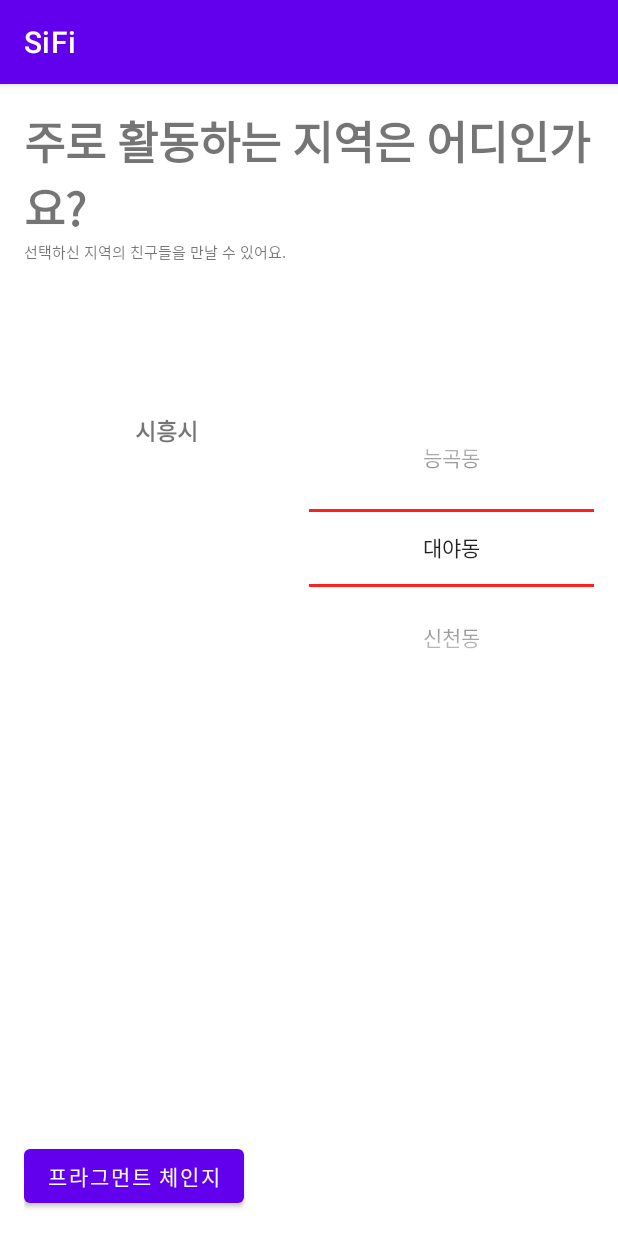
After one commit to Half-Study/SiFi, an Android app: the fragment ActivityRegionFragment placed in its activity, on a phone screen of 412 x 824 dp. The commit adds this screen. Run offline under Robolectric (Android 15) with nearby library versions, the phone set to English and light mode, and no system bars.

Commit message:
feat: ActicityRegionFragment publishing

```diff
--- a/app/build.gradle
+++ b/app/build.gradle
@@ -44,4 +44,7 @@ dependencies {
     testImplementation 'junit:junit:4.13.2'
     androidTestImplementation 'androidx.test.ext:junit:1.1.5'
     androidTestImplementation 'androidx.test.espresso:espresso-core:3.5.1'
+
+    implementation 'androidx.viewpager2:viewpager2:1.0.0'
+
 }
--- /dev/null
+++ b/app/src/main/java/com/example/sifi/ActivityRegionFragment.kt
@@ -0,0 +1,70 @@
+package com.example.sifi
+
+import android.content.AbstractThreadedSyncAdapter
+import android.os.Bundle
+import androidx.fragment.app.Fragment
+import android.view.LayoutInflater
+import android.view.View
+import android.view.ViewGroup
+import android.widget.Toast
+import androidx.recyclerview.widget.RecyclerView
+import androidx.viewpager2.widget.ViewPager2
+import com.example.sifi.databinding.FragmentActivityRegionBinding
+
+class ActivityRegionFragment : Fragment() {
+    //    lateinit var adapter: RecyclerView.Adapter<ViewPagerAdapter.PagerViewHolder>
+    lateinit var binding: FragmentActivityRegionBinding
+
+    override fun onCreate(savedInstanceState: Bundle?) {
+        super.onCreate(savedInstanceState)
+        arguments?.let {
+
+        }
+    }
+
+    override fun onCreateView(
+        inflater: LayoutInflater, container: ViewGroup?,
+        savedInstanceState: Bundle?
+    ): View {
+        binding = FragmentActivityRegionBinding.inflate(inflater, container, false)
+        setupNumberPickerForStringValues()
+        return binding.root
+    }
+
+    private fun setupNumberPickerForStringValues() {
+        val numberPicker = binding.numberPicker
+        val list = getRegionList()
+        numberPicker.also {
+            it.minValue = 0
+            it.maxValue = list.size - 1
+            it.displayedValues = list
+            it.wrapSelectorWheel = true
+            it.setOnValueChangedListener { picker, oldVal, newVal ->
+                val text = "Changed from " + list[oldVal] + " to " + list[newVal]
+                Toast.makeText(context, text, Toast.LENGTH_SHORT).show()
+            }
+        }
+    }
+
+    private fun getRegionList(): Array<String> = arrayOf(
+        getString(R.string.activityRegion_fragment_region1),
+        getString(R.string.activityRegion_fragment_region2),
+        getString(R.string.activityRegion_fragment_region3),
+        getString(R.string.activityRegion_fragment_region4),
+        getString(R.string.activityRegion_fragment_region5),
+        getString(R.string.activityRegion_fragment_region6),
+        getString(R.string.activityRegion_fragment_region7),
+        getString(R.string.activityRegion_fragment_region8),
+        getString(R.string.activityRegion_fragment_region9),
+        getString(R.string.activityRegion_fragment_region10),
+        getString(R.string.activityRegion_fragment_region11),
+        getString(R.string.activityRegion_fragment_region12),
+        getString(R.string.activityRegion_fragment_region13),
+        getString(R.string.activityRegion_fragment_region14),
+        getString(R.string.activityRegion_fragment_region15),
+        getString(R.string.activityRegion_fragment_region16),
+        getString(R.string.activityRegion_fragment_region17),
+        getString(R.string.activityRegion_fragment_region18),
+        getString(R.string.activityRegion_fragment_region19)
+    )
+}
--- a/app/src/main/java/com/example/sifi/MainActivity.kt
+++ b/app/src/main/java/com/example/sifi/MainActivity.kt
@@ -2,6 +2,7 @@ package com.example.sifi
 
 import androidx.appcompat.app.AppCompatActivity
 import android.os.Bundle
+import androidx.viewpager2.widget.ViewPager2
 import com.example.sifi.databinding.ActivityMainBinding
 
 class MainActivity : AppCompatActivity() {
@@ -21,8 +22,11 @@ class MainActivity : AppCompatActivity() {
     }
 
     private fun changeFragment() {
+//        val transaction = supportFragmentManager.beginTransaction()
+//            .add(R.id.frameLayout, NicknameFragment())
+//        transaction.commit()
         val transaction = supportFragmentManager.beginTransaction()
-            .add(R.id.frameLayout, NicknameFragment())
+            .add(R.id.frameLayout, ActivityRegionFragment())
         transaction.commit()
     }
 }
--- /dev/null
+++ b/app/src/main/res/layout/fragment_activity_region.xml
@@ -0,0 +1,51 @@
+<?xml version="1.0" encoding="utf-8"?>
+<LinearLayout xmlns:android="http://schemas.android.com/apk/res/android"
+    xmlns:tools="http://schemas.android.com/tools"
+    android:layout_width="match_parent"
+    android:layout_height="match_parent"
+    android:orientation="vertical"
+    tools:context=".NicknameFragment">
+
+    <TextView
+        android:layout_width="match_parent"
+        android:layout_height="wrap_content"
+        android:text="@string/activityRegion_fragment_title"
+        android:textSize="30sp"
+        android:textStyle="bold" />
+    <TextView
+        android:layout_width="match_parent"
+        android:layout_height="wrap_content"
+        android:text="@string/activityRegion_fragment_description"
+        android:textSize="10sp"
+        android:layout_marginBottom="100dp"/>
+
+    <LinearLayout
+        android:layout_width="match_parent"
+        android:layout_height="wrap_content"
+        android:orientation="horizontal" >
+        <TextView
+            android:layout_width="0dp"
+            android:layout_height="wrap_content"
+            android:text="@string/activityRegion_fragment_city"
+            android:textSize="15sp"
+            android:textStyle="bold"
+            android:layout_weight="1"
+            android:gravity="center"/>
+        <NumberPicker
+            android:id="@+id/numberPicker"
+            android:layout_width="0dp"
+            android:layout_height="wrap_content"
+            android:layout_weight="1"
+            android:gravity="center"
+            android:descendantFocusability="blocksDescendants"
+            android:theme = "@style/NumberPickerTheme" />
+
+
+
+    </LinearLayout>
+
+
+
+
+
+</LinearLayout>
--- a/app/src/main/res/values/strings.xml
+++ b/app/src/main/res/values/strings.xml
@@ -3,7 +3,29 @@
     <!-- TODO: Remove or change this placeholder text -->
     <string name="hello_blank_fragment">Hello blank fragment</string>
     <string name="nickname_fragment_title">닉네임을 만들어볼까요?</string>
-    <string name="nickname_fragment_edittext">닉네임을 입력해주세.</string>
-    <string name="nickname_fragment_content">최대 8자.</string>
+    <string name="nickname_fragment_edittext">닉네임을 입력해주세요.</string>
+    <string name="nickname_fragment_content">최대 8자</string>
+    <string name="activityRegion_fragment_title">주로 활동하는 지역은 어디인가요?</string>
+    <string name="activityRegion_fragment_description">선택하신 지역의 친구들을 만날 수 있어요.</string>
+    <string name="activityRegion_fragment_city">시흥시</string>
+    <string name="activityRegion_fragment_region1">대야동</string>
+    <string name="activityRegion_fragment_region2">신천동</string>
+    <string name="activityRegion_fragment_region3">신현동</string>
+    <string name="activityRegion_fragment_region4">은행동</string>
+    <string name="activityRegion_fragment_region5">매화동</string>
+    <string name="activityRegion_fragment_region6">목감동</string>
+    <string name="activityRegion_fragment_region7">군자동</string>
+    <string name="activityRegion_fragment_region8">월곶동</string>
+    <string name="activityRegion_fragment_region9">정왕본동</string>
+    <string name="activityRegion_fragment_region10">정왕1동</string>
+    <string name="activityRegion_fragment_region11">정왕2동</string>
+    <string name="activityRegion_fragment_region12">정왕3동</string>
+    <string name="activityRegion_fragment_region13">정왕4동</string>
+    <string name="activityRegion_fragment_region14">배곧1동</string>
+    <string name="activityRegion_fragment_region15">배곧2동</string>
+    <string name="activityRegion_fragment_region16">과림동</string>
+    <string name="activityRegion_fragment_region17">연성동</string>
+    <string name="activityRegion_fragment_region18">장곡동</string>
+    <string name="activityRegion_fragment_region19">능곡동</string>
 
 </resources>
--- a/app/src/main/res/values/themes.xml
+++ b/app/src/main/res/values/themes.xml
@@ -13,4 +13,8 @@
         <item name="android:statusBarColor">?attr/colorPrimaryVariant</item>
         <!-- Customize your theme here. -->
     </style>
+
+    <style name="NumberPickerTheme" parent="Theme.SiFi">
+        <item name="colorControlNormal">#ff0000</item>
+    </style>
 </resources>
```
